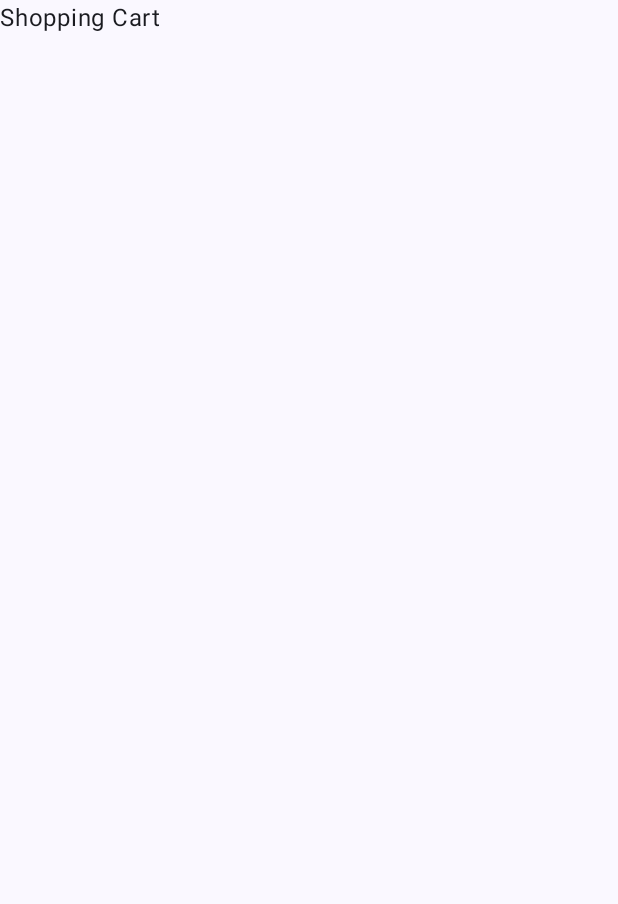
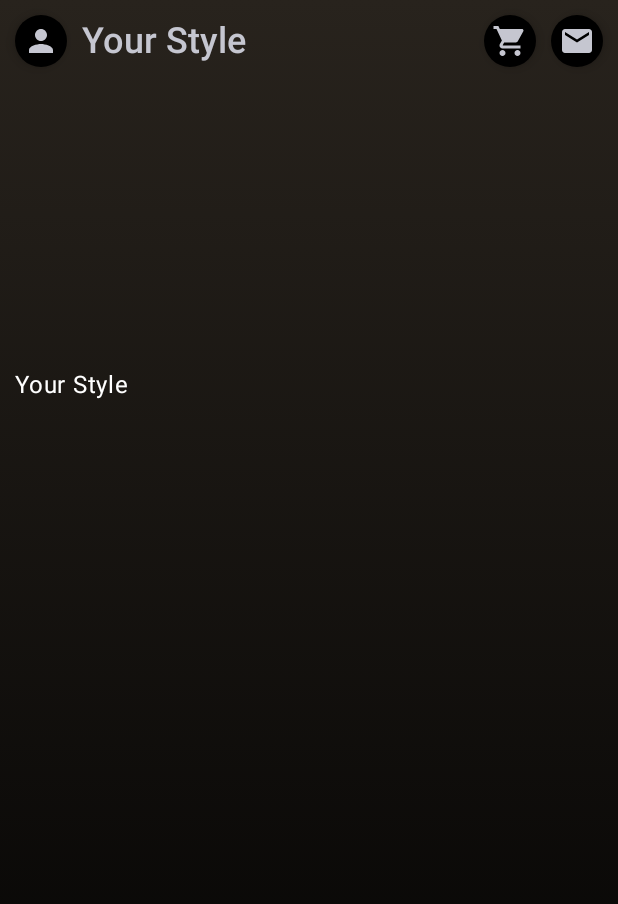
Before and after one commit to Meesam/jetpack-shopping-cart, an Android app built with Jetpack Compose: the screen it shows after launch (MainActivity), on a phone screen of 412 x 824 dp. Before the commit the part shown is almost empty. Shown: the top 904 px of the screen. Run offline under Robolectric (Android 15) with nearby library versions, the phone set to English and light mode, and no system bars; our stand-ins replace Dagger/Hilt's generated code.

Commit message:
App header and background Ui is finished

```diff
--- a/app/src/main/java/com/shopping/jetpackshoppingcart/MainActivity.kt
+++ b/app/src/main/java/com/shopping/jetpackshoppingcart/MainActivity.kt
@@ -4,12 +4,18 @@ import android.os.Bundle
 import androidx.activity.ComponentActivity
 import androidx.activity.compose.setContent
 import androidx.activity.enableEdgeToEdge
+import androidx.compose.foundation.background
 import androidx.compose.foundation.layout.Box
 import androidx.compose.foundation.layout.fillMaxSize
 import androidx.compose.foundation.layout.padding
 import androidx.compose.material3.Scaffold
-import androidx.compose.material3.Text
+import androidx.compose.runtime.Composable
 import androidx.compose.ui.Modifier
+import androidx.compose.ui.tooling.preview.Preview
+import androidx.compose.ui.unit.dp
+import com.shopping.jetpackshoppingcart.common.components.AppHeader
+import com.shopping.jetpackshoppingcart.common.components.gradiantBakGround
+import com.shopping.jetpackshoppingcart.screens.home.HomeScreen
 import com.shopping.jetpackshoppingcart.ui.theme.JetpackShoppingCartTheme
 import dagger.hilt.android.AndroidEntryPoint
 
@@ -20,12 +26,27 @@ class MainActivity : ComponentActivity() {
         enableEdgeToEdge()
         setContent {
             JetpackShoppingCartTheme {
-                Scaffold(modifier = Modifier.fillMaxSize()) { innerPadding ->
-                    Box(modifier = Modifier.padding(innerPadding)){
-                        Text(text = "Shopping Cart")
-                    }
-                }
+                AppScaffold()
             }
         }
     }
 }
+
+@Composable
+fun AppScaffold(){
+    Scaffold() { innerPadding ->
+        Box(modifier = Modifier
+            .fillMaxSize()
+            .background(brush = gradiantBakGround())
+            .padding(innerPadding)
+        ){
+            HomeScreen()
+        }
+    }
+}
+
+@Preview
+@Composable
+private fun AppScaffoldPreview() {
+    AppScaffold()
+}
--- /dev/null
+++ b/app/src/main/java/com/shopping/jetpackshoppingcart/common/components/AppHeader.kt
@@ -0,0 +1,51 @@
+package com.shopping.jetpackshoppingcart.common.components
+
+import androidx.compose.foundation.layout.Arrangement
+import androidx.compose.foundation.layout.Row
+import androidx.compose.foundation.layout.fillMaxWidth
+import androidx.compose.foundation.layout.padding
+import androidx.compose.material.icons.Icons
+import androidx.compose.material.icons.filled.LocalPostOffice
+import androidx.compose.material.icons.filled.Person
+import androidx.compose.material.icons.filled.ShoppingCart
+import androidx.compose.material3.MaterialTheme
+import androidx.compose.material3.Text
+import androidx.compose.runtime.Composable
+import androidx.compose.ui.Alignment
+import androidx.compose.ui.Modifier
+import androidx.compose.ui.graphics.Color
+import androidx.compose.ui.text.font.FontWeight
+import androidx.compose.ui.tooling.preview.Preview
+import androidx.compose.ui.unit.dp
+import androidx.compose.ui.unit.sp
+import com.shopping.jetpackshoppingcart.ui.theme.Typography
+
+
+@Composable
+fun AppHeader(){
+    Row(
+        verticalAlignment = Alignment.CenterVertically,
+        horizontalArrangement = Arrangement.SpaceBetween,
+        modifier = Modifier
+            .fillMaxWidth()
+    ) {
+        Row(verticalAlignment = Alignment.CenterVertically,
+        ) {
+            AppIcon(Icons.Default.Person, "user")
+            SpacerWidth(10.dp)
+            Text(text = "Your Style", style = Typography.titleLarge, color = Color(0XFFC5C6D0))
+        }
+
+        Row {
+            AppIcon(Icons.Default.ShoppingCart, "cart")
+            SpacerWidth(10.dp)
+            AppIcon(Icons.Default.LocalPostOffice, "message")
+        }
+    }
+}
+
+@Preview(showBackground = true)
+@Composable
+private fun AppHeaderPreview() {
+    AppHeader()
+}
--- a/app/src/main/java/com/shopping/jetpackshoppingcart/common/components/AppIcon.kt
+++ b/app/src/main/java/com/shopping/jetpackshoppingcart/common/components/AppIcon.kt
@@ -1 +1,33 @@
 package com.shopping.jetpackshoppingcart.common.components
+
+import androidx.compose.foundation.layout.Box
+import androidx.compose.foundation.layout.padding
+import androidx.compose.foundation.shape.CircleShape
+import androidx.compose.material3.Icon
+import androidx.compose.material3.Surface
+import androidx.compose.runtime.Composable
+import androidx.compose.ui.Alignment
+import androidx.compose.ui.Modifier
+import androidx.compose.ui.graphics.Color
+import androidx.compose.ui.graphics.vector.ImageVector
+import androidx.compose.ui.unit.dp
+
+
+@Composable
+fun AppIcon(icon: ImageVector, description:String, modifier: Modifier? = Modifier){
+    Surface(
+        shape = CircleShape,
+        color = Color(0XFF000000),
+        shadowElevation = 5.dp,
+        contentColor = Color(0XFFC5C6D0)
+    ) {
+        modifier?.padding(5.dp)?.let {
+            Box(
+                contentAlignment = Alignment.Center, modifier = it
+            ) {
+                Icon(imageVector = icon, contentDescription = description)
+            }
+        }
+
+    }
+}
--- a/app/src/main/java/com/shopping/jetpackshoppingcart/common/components/GradiantBackGround.kt
+++ b/app/src/main/java/com/shopping/jetpackshoppingcart/common/components/GradiantBackGround.kt
@@ -1 +1,40 @@
 package com.shopping.jetpackshoppingcart.common.components
+
+import androidx.compose.foundation.background
+import androidx.compose.foundation.layout.Box
+import androidx.compose.foundation.layout.height
+import androidx.compose.foundation.layout.width
+import androidx.compose.runtime.Composable
+import androidx.compose.ui.Modifier
+import androidx.compose.ui.geometry.Offset
+import androidx.compose.ui.graphics.Brush
+import androidx.compose.ui.graphics.Color
+import androidx.compose.ui.tooling.preview.Preview
+import androidx.compose.ui.unit.dp
+
+@Composable
+fun gradiantBakGround(isVertical:Boolean = true,listOfColors:List<Color> = listOf(
+    Color(0XFF28231D),
+    Color(0XFF000000)
+)) :Brush{
+    val endOffset = if(isVertical){
+        Offset(0f, Float.POSITIVE_INFINITY )
+    }else {
+        Offset(Float.POSITIVE_INFINITY, 0f )
+    }
+    return Brush.linearGradient(
+        colors = listOfColors,
+        start = Offset.Zero,
+        end = endOffset
+    )
+}
+
+@Preview
+@Composable
+private fun BoxView() {
+    Box(modifier = Modifier
+        .height(240.dp)
+        .width(240.dp)
+        .background(brush = gradiantBakGround())
+    )
+}
--- /dev/null
+++ b/app/src/main/java/com/shopping/jetpackshoppingcart/common/components/HomeCarousel.kt
@@ -0,0 +1 @@
+package com.shopping.jetpackshoppingcart.common.components
--- a/app/src/main/java/com/shopping/jetpackshoppingcart/common/components/Spacer.kt
+++ b/app/src/main/java/com/shopping/jetpackshoppingcart/common/components/Spacer.kt
@@ -1 +1,19 @@
 package com.shopping.jetpackshoppingcart.common.components
+
+import androidx.compose.foundation.layout.Spacer
+import androidx.compose.foundation.layout.height
+import androidx.compose.foundation.layout.width
+import androidx.compose.runtime.Composable
+import androidx.compose.ui.Modifier
+import androidx.compose.ui.unit.Dp
+import androidx.compose.ui.unit.dp
+
+@Composable
+fun SpacerWidth(width:Dp = 5.dp){
+    Spacer(modifier = Modifier.width(width))
+}
+
+@Composable
+fun SpacerHeight(heightVal:Dp = 5.dp){
+    Spacer(modifier = Modifier.height( heightVal))
+}
--- a/app/src/main/java/com/shopping/jetpackshoppingcart/screens/home/HomeScreen.kt
+++ b/app/src/main/java/com/shopping/jetpackshoppingcart/screens/home/HomeScreen.kt
@@ -1 +1,39 @@
 package com.shopping.jetpackshoppingcart.screens.home
+
+import androidx.compose.foundation.background
+import androidx.compose.foundation.layout.Box
+import androidx.compose.foundation.layout.Column
+import androidx.compose.foundation.layout.fillMaxSize
+import androidx.compose.foundation.layout.padding
+import androidx.compose.material3.Text
+import androidx.compose.runtime.Composable
+import androidx.compose.ui.Alignment
+import androidx.compose.ui.Modifier
+import androidx.compose.ui.graphics.Color
+import androidx.compose.ui.tooling.preview.Preview
+import androidx.compose.ui.unit.dp
+import com.shopping.jetpackshoppingcart.common.components.AppHeader
+import com.shopping.jetpackshoppingcart.common.components.SpacerHeight
+import com.shopping.jetpackshoppingcart.common.components.gradiantBakGround
+
+@Composable
+fun HomeScreen(){
+    Box(modifier = Modifier
+        .fillMaxSize()
+        .background(brush = gradiantBakGround())
+        .padding(top = 10.dp, start = 10.dp, end = 10.dp)
+    ){
+        Column(modifier = Modifier
+            .fillMaxSize()) {
+            AppHeader()
+            SpacerHeight(200.dp)
+            Text(text = "Your Style", color = Color.White)
+        }
+    }
+}
+
+@Preview
+@Composable
+private fun HomeScreenPreview() {
+    HomeScreen()
+}
--- a/app/src/main/java/com/shopping/jetpackshoppingcart/ui/theme/Color.kt
+++ b/app/src/main/java/com/shopping/jetpackshoppingcart/ui/theme/Color.kt
@@ -9,3 +9,5 @@ val Pink80 = Color(0xFFEFB8C8)
 val Purple40 = Color(0xFF6650a4)
 val PurpleGrey40 = Color(0xFF625b71)
 val Pink40 = Color(0xFF7D5260)
+
+val MoreLightGray = Color(0XFF0C5C6D0)
--- a/app/src/main/java/com/shopping/jetpackshoppingcart/ui/theme/Theme.kt
+++ b/app/src/main/java/com/shopping/jetpackshoppingcart/ui/theme/Theme.kt
@@ -4,6 +4,7 @@ import android.app.Activity
 import android.os.Build
 import androidx.compose.foundation.isSystemInDarkTheme
 import androidx.compose.material3.MaterialTheme
+import androidx.compose.material3.Typography
 import androidx.compose.material3.darkColorScheme
 import androidx.compose.material3.dynamicDarkColorScheme
 import androidx.compose.material3.dynamicLightColorScheme
--- a/app/src/main/java/com/shopping/jetpackshoppingcart/ui/theme/Type.kt
+++ b/app/src/main/java/com/shopping/jetpackshoppingcart/ui/theme/Type.kt
@@ -14,14 +14,31 @@ val Typography = Typography(
         fontSize = 16.sp,
         lineHeight = 24.sp,
         letterSpacing = 0.5.sp
-    )
-    /* Other default text styles to override
+    ),
+    // Other default text styles to override
     titleLarge = TextStyle(
         fontFamily = FontFamily.Default,
+        fontWeight = FontWeight.W500,
+        fontSize = 24.sp,
+        lineHeight = 28.sp,
+        letterSpacing = 0.sp,
+        color = MoreLightGray
+    ),
+    titleMedium = TextStyle(
+        fontFamily = FontFamily.Default,
         fontWeight = FontWeight.Normal,
-        fontSize = 22.sp,
+        fontSize = 18.sp,
         lineHeight = 28.sp,
-        letterSpacing = 0.sp
+        letterSpacing = 0.sp,
+        color = MoreLightGray
+    ),
+    titleSmall = TextStyle(
+        fontFamily = FontFamily.Default,
+        fontWeight = FontWeight.Normal,
+        fontSize = 11.sp,
+        lineHeight = 28.sp,
+        letterSpacing = 0.sp,
+        color = MoreLightGray
     ),
     labelSmall = TextStyle(
         fontFamily = FontFamily.Default,
@@ -30,5 +47,5 @@ val Typography = Typography(
         lineHeight = 16.sp,
         letterSpacing = 0.5.sp
     )
-    */
+
 )
```
Also changed, not shown: 1 other file.
